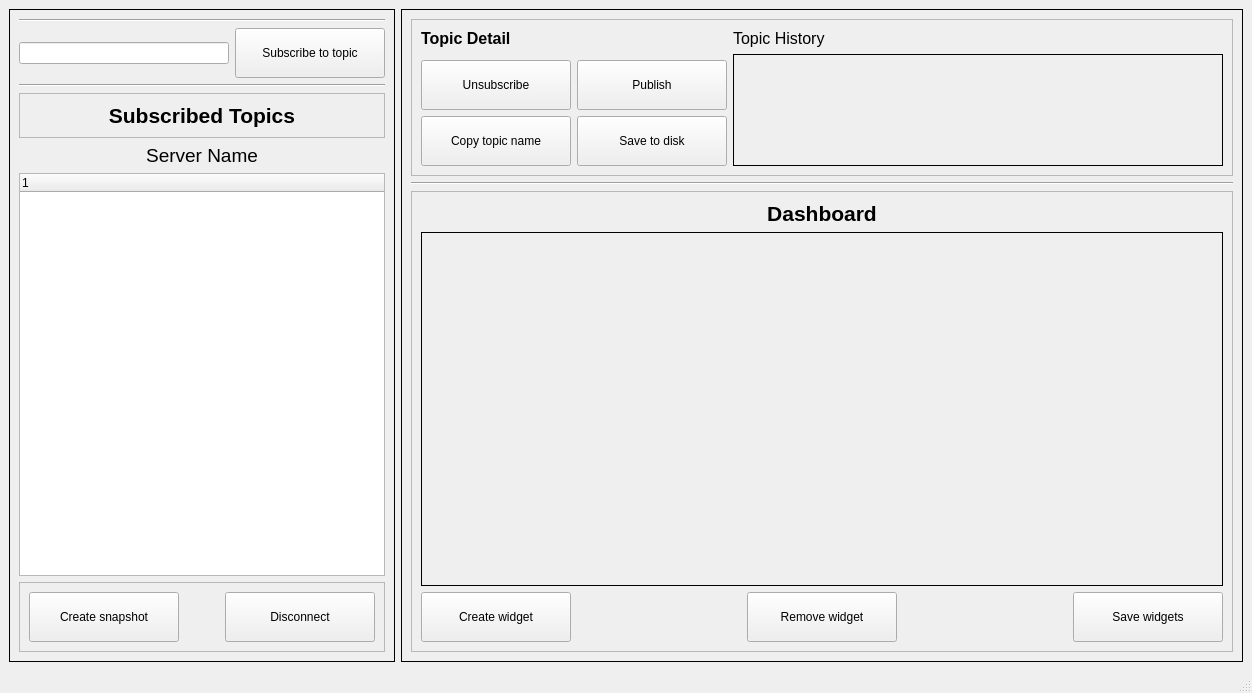
Old version of the form src/gui/connectedwindow.ui in the repository Captain00180/ICP.
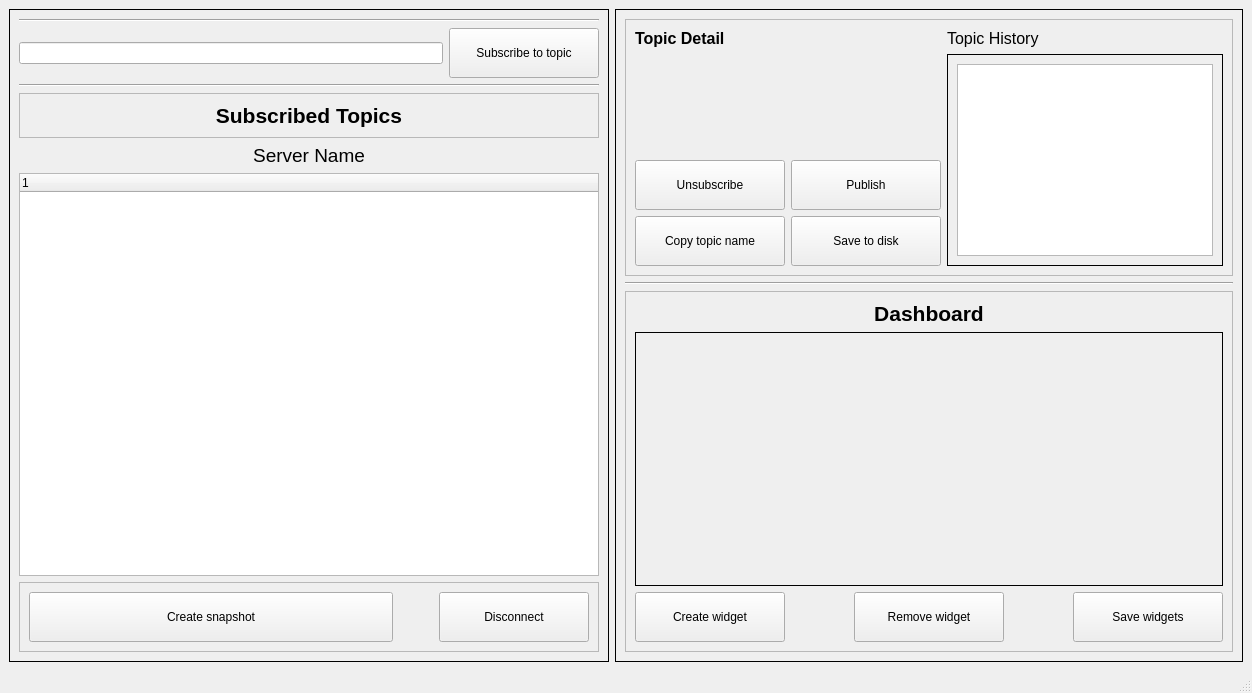
New version of the form.

Commit message: Added topic history and tree view support

The edit to the form file:
```diff
--- a/src/gui/connectedwindow.ui
+++ b/src/gui/connectedwindow.ui
@@ -17,6 +17,12 @@
    <layout class="QHBoxLayout" name="horizontalLayout">
     <item>
      <widget class="QFrame" name="leftFrame">
+      <property name="sizePolicy">
+       <sizepolicy hsizetype="Expanding" vsizetype="Preferred">
+        <horstretch>0</horstretch>
+        <verstretch>0</verstretch>
+       </sizepolicy>
+      </property>
       <property name="frameShape">
        <enum>QFrame::Box</enum>
       </property>
@@ -213,6 +219,11 @@
          <property name="frameShape">
           <enum>QFrame::StyledPanel</enum>
          </property>
+         <column>
+          <property name="text">
+           <string notr="true">1</string>
+          </property>
+         </column>
         </widget>
        </item>
       </layout>
@@ -221,7 +232,7 @@
     <item>
      <widget class="QFrame" name="rightFrame">
       <property name="sizePolicy">
-       <sizepolicy hsizetype="Expanding" vsizetype="Preferred">
+       <sizepolicy hsizetype="Minimum" vsizetype="Preferred">
         <horstretch>0</horstretch>
         <verstretch>0</verstretch>
        </sizepolicy>
@@ -236,7 +247,7 @@
        <item>
         <widget class="QFrame" name="topicDetailFrame">
          <property name="sizePolicy">
-          <sizepolicy hsizetype="Minimum" vsizetype="Minimum">
+          <sizepolicy hsizetype="Expanding" vsizetype="Preferred">
            <horstretch>0</horstretch>
            <verstretch>0</verstretch>
           </sizepolicy>
@@ -375,6 +386,28 @@
             </property>
            </widget>
           </item>
+          <item row="1" column="2" rowspan="3">
+           <widget class="QFrame" name="topicHistoryFrame">
+            <property name="frameShape">
+             <enum>QFrame::Box</enum>
+            </property>
+            <property name="frameShadow">
+             <enum>QFrame::Plain</enum>
+            </property>
+            <layout class="QHBoxLayout" name="horizontalLayout_5">
+             <item>
+              <widget class="QListWidget" name="topicHistory">
+               <property name="sizePolicy">
+                <sizepolicy hsizetype="Preferred" vsizetype="Preferred">
+                 <horstretch>0</horstretch>
+                 <verstretch>0</verstretch>
+                </sizepolicy>
+               </property>
+              </widget>
+             </item>
+            </layout>
+           </widget>
+          </item>
          </layout>
         </widget>
        </item>
@@ -388,7 +421,7 @@
        <item>
         <widget class="QFrame" name="dashboardFrame">
          <property name="sizePolicy">
-          <sizepolicy hsizetype="Preferred" vsizetype="Expanding">
+          <sizepolicy hsizetype="Expanding" vsizetype="Expanding">
            <horstretch>0</horstretch>
            <verstretch>0</verstretch>
           </sizepolicy>
```
Left out of the diff: 12 changed lines with no effect on the pictures. The commit also changes 6 other files.
